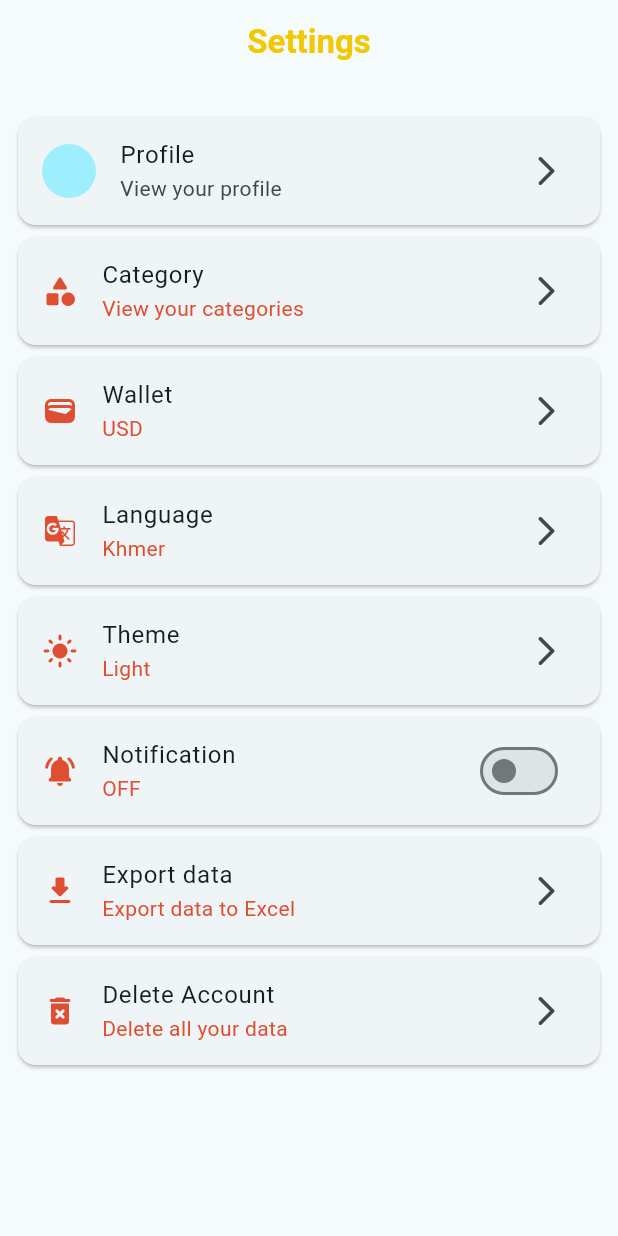
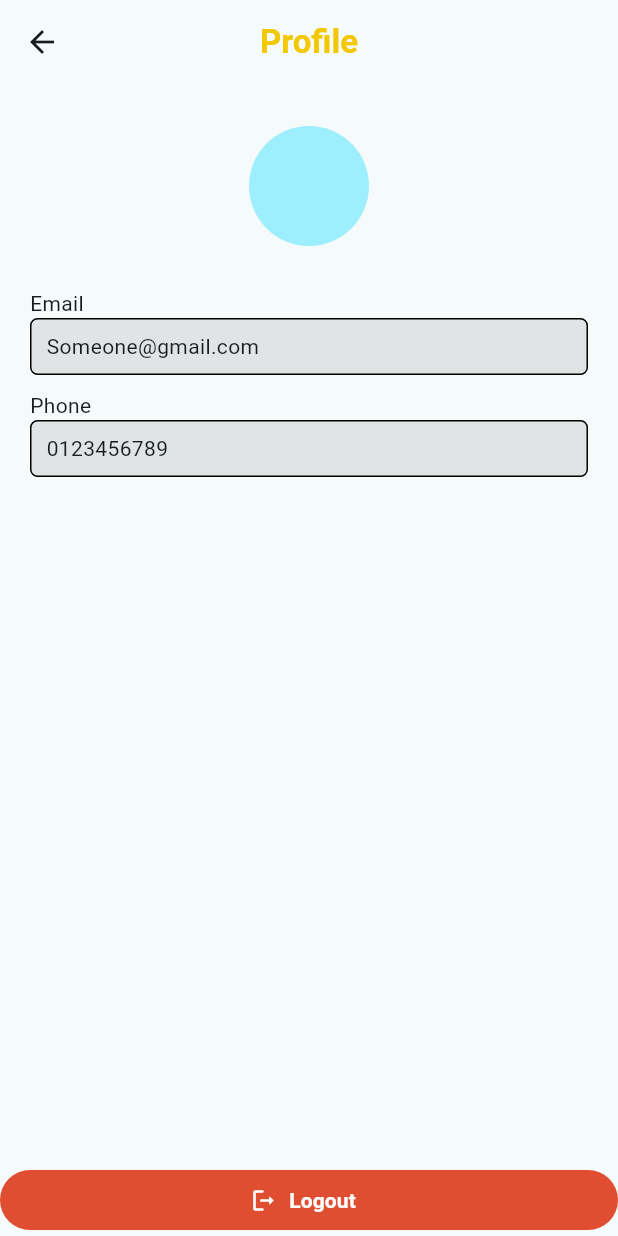
Before and after one commit to DiseirangCHHEUN/expense_tracker_ass, a Flutter app: the SettingView screen opened directly, after a tap on "Profile", on a phone screen of 412 x 824 dp. Run offline on Flutter 3.47's test engine with Material 3 defaults, Android fonts, the phone set to English and light mode, and no system bars; our stand-ins replace font_awesome_flutter, get, google_fonts, hive, hive_flutter, icons_plus and 4 more; missing offline and left inert: curved_navigation_bar_with_label, flutter_iconpicker; accounts and stored records are empty.

Commit message:
add forgot password and profile page

```diff
--- a/lib/utils/custom_button.dart
+++ b/lib/utils/custom_button.dart
@@ -32,9 +32,7 @@ class CustomButton extends StatelessWidget {
           children: [
             Text(
               buttonText,
-
               style: TextStyleConstant.kButtonTextStyle,
-
             ),
             const SizedBox(width: AppSizes.p10),
             Icon(
--- /dev/null
+++ b/lib/views/profile/profile.dart
@@ -0,0 +1,11 @@
+class Profile {
+  String? profileUrl;
+  String? email;
+  String? phone;
+
+  Profile({
+    required this.profileUrl,
+    required this.email,
+    required this.phone,
+  });
+}
--- /dev/null
+++ b/lib/views/profile/profile_view.dart
@@ -0,0 +1,107 @@
+import 'package:expense_tracker/constants/app_size.dart';
+import 'package:expense_tracker/constants/color_constant.dart';
+import 'package:expense_tracker/constants/style_constant.dart';
+import 'package:expense_tracker/utils/custom_appbar.dart';
+import 'package:expense_tracker/views/setting/controller/setting_controller.dart';
+import 'package:flutter/material.dart';
+import 'package:get/get.dart';
+
+class ProfileView extends StatelessWidget {
+  const ProfileView({super.key});
+
+  @override
+  Widget build(BuildContext context) {
+    return Scaffold(
+      appBar: buildAppBar(
+        title: 'profile',
+        leading: const BackButton(),
+        actions: const SizedBox(),
+      ),
+      body: const Padding(
+        padding: EdgeInsets.symmetric(horizontal: AppSizes.p20),
+        child: Column(
+          crossAxisAlignment: CrossAxisAlignment.start,
+          children: [
+            SizedBox(
+              height: AppSizes.s28,
+            ),
+            Row(
+              mainAxisAlignment: MainAxisAlignment.center,
+              children: [
+                CircleAvatar(
+                  maxRadius: AppSizes.s20 * 2,
+                ),
+              ],
+            ),
+            SizedBox(
+              height: AppSizes.s28,
+            ),
+            Text('Email'),
+            UserInfo(
+              text: 'Someone@gmail.com',
+            ),
+            SizedBox(
+              height: AppSizes.s10,
+            ),
+            Text('Phone'),
+            UserInfo(
+              text: '0123456789',
+            ),
+            Expanded(
+              child: SizedBox(),
+            ),
+          ],
+        ),
+      ),
+      bottomNavigationBar: FilledButton.icon(
+        onPressed: () {},
+        label: const Text(
+          'Logout',
+          style: TextStyleConstant.kSmallTitleTextStyle,
+        ),
+        icon: const Icon(Icons.logout_rounded),
+        style: const ButtonStyle(
+          backgroundColor: WidgetStatePropertyAll(ColorConstants.kRedColor),
+        ),
+      ),
+    );
+  }
+}
+
+class UserInfo extends StatelessWidget {
+  const UserInfo({
+    super.key,
+    required this.text,
+  });
+
+  final String text;
+  @override
+  Widget build(BuildContext context) {
+    return Row(
+      children: [
+        Expanded(
+          child: GetBuilder<SettingController>(
+            builder: (controller) {
+              return Container(
+                padding: const EdgeInsets.symmetric(
+                  horizontal: AppSizes.p10,
+                  vertical: AppSizes.p8,
+                ),
+                decoration: BoxDecoration(
+                  color: ColorConstants.kGreyColor.withOpacity(.2),
+                  borderRadius: BorderRadius.circular(5),
+                  border: Border.all(
+                    color: controller.isDarkMode
+                        ? ColorConstants.kWhiteColor
+                        : Colors.black,
+                  ),
+                ),
+                child: Text(text),
+              );
+            },
+          ),
+        ),
+      ],
+    );
+  }
+}
--- a/lib/views/setting/setting_view.dart
+++ b/lib/views/setting/setting_view.dart
@@ -9,6 +9,7 @@ import 'package:flutter/material.dart';
 import 'package:get/get.dart';
 import 'package:icons_plus/icons_plus.dart';
 import '../../utils/custom_dialog.dart';
+import '../profile/profile_view.dart';
 import 'widgets/setting_listtile.dart';
 
 class SettingView extends GetView<SettingController> {
@@ -33,7 +34,13 @@ class SettingView extends GetView<SettingController> {
             SettingListTile(
               title: 'profile',
               trailing: const Icon(Icons.arrow_forward_ios_rounded),
-              onTap: () {},
+              onTap: () {
+                Get.to(
+                  () => const ProfileView(),
+                  transition: Transition.topLevel,
+                  duration: const Duration(milliseconds: 300),
+                );
+              },
               leading: GetBuilder<AuthController>(
                 builder: (controller) {
                   return CircleAvatar(
```
Also changed, not shown: lib/views/auth/controller/auth_controller.dart (+28 -0 lines), lib/views/auth/login/forgot_pwd_view.dart (added, +115 -0 lines), lib/views/auth/login/login_view.dart (+31 -10 lines), lib/views/profile/controller.dart (added).
